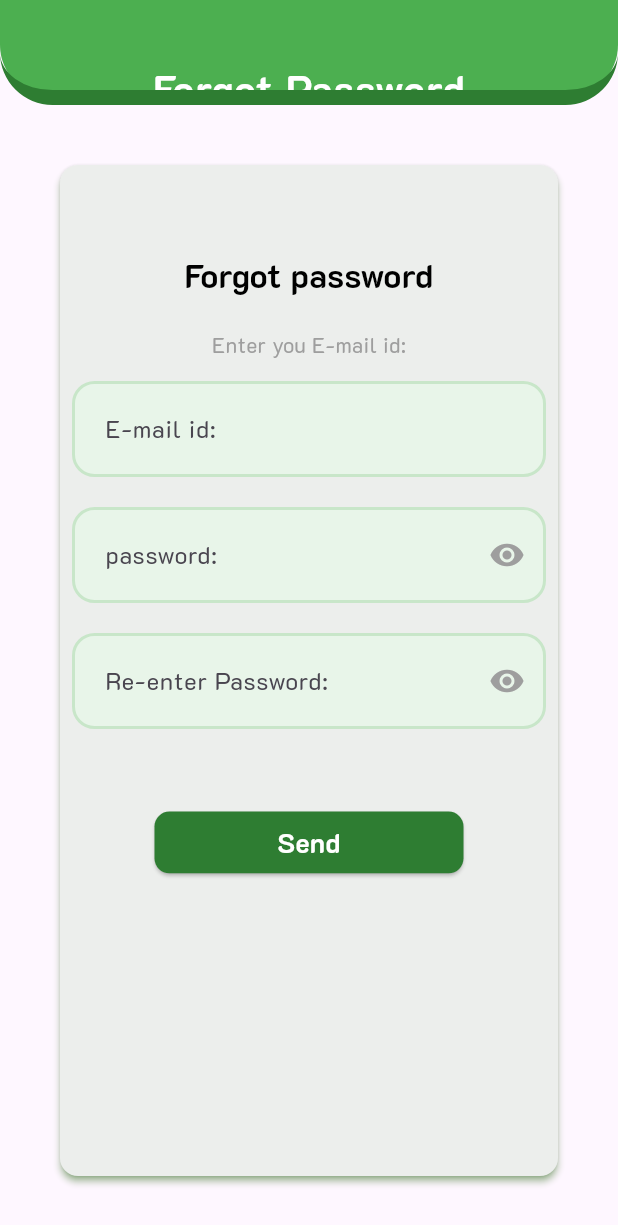
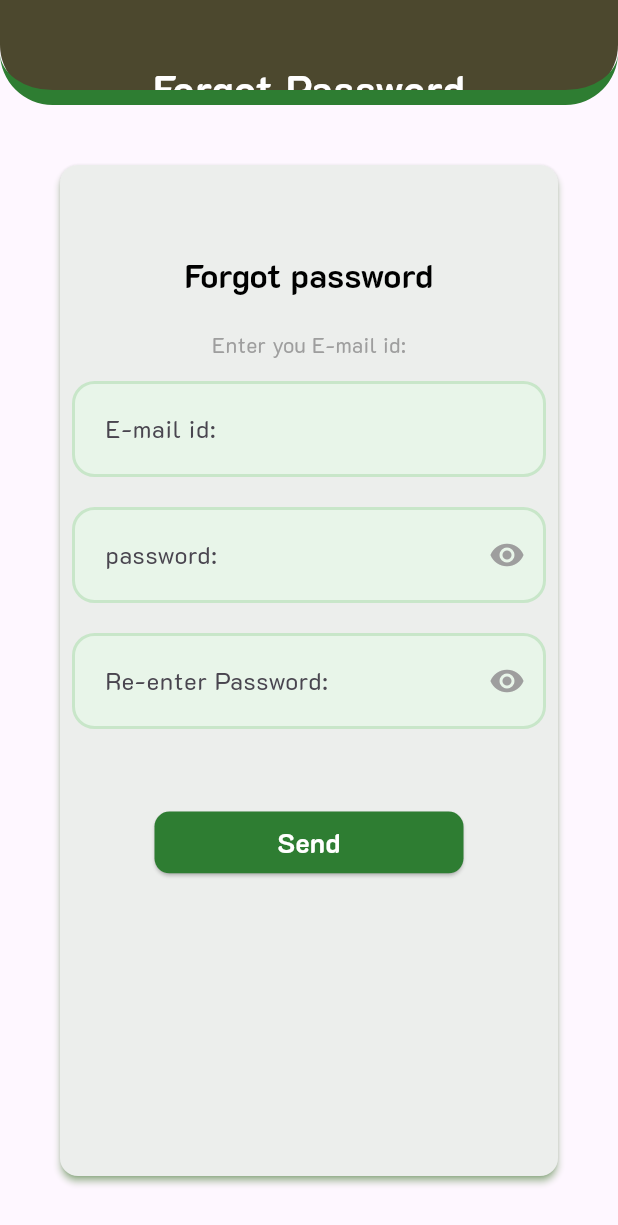
Before and after one commit to musthafamullath/Fork-Plate, a Flutter app: the screen it shows after launch, after a tap on "Skip", after a tap on "Forgot password?", on a phone screen of 412 x 824 dp. Shown: the top 1225 px of the screen. Run offline on Flutter 3.47's test engine with Material 3 defaults, Android fonts, the phone set to English and light mode, and no system bars; our stand-ins replace animate_do, bloc, carousel_slider, dio, dotted_border, flutter_bloc and 4 more; missing offline and left inert: order_tracker_zen, razorpay_flutter; network calls fail.

Commit message:
color change

```diff
--- a/lib/utils/constants.dart
+++ b/lib/utils/constants.dart
@@ -15,14 +15,18 @@ const divider1g = Divider(thickness: 1, color: Colors.grey);
 const divider2 = Divider(thickness: 2, color: Colors.grey);
 const divider5 = Divider(thickness: 5, color: Colors.black);
 
-
 final Color greenPointWithblue = Colors.green.withBlue(300);
 final Color greenPointShade800 = Colors.green.shade800;
 
 const Color red = Colors.red;
 const Color amber = Colors.amber;
 const Color orange = Colors.orange;
-const Color green = Colors.green;
+const Color kGreen = Colors.green;
+
+
+const Color darkOliveGreen = Color(0xFF4C482E);
+
+
 const Color white = Colors.white;
 const Color black = Colors.black;
 const Color grey = Colors.grey;
--- a/lib/view/screen/add_address/screen_add_address.dart
+++ b/lib/view/screen/add_address/screen_add_address.dart
@@ -180,11 +180,11 @@ class _ScreenAddAddressState extends State<ScreenAddAddress> {
                         context.read<AddressBloc>().add(AddAddressEvent(
                             address: addresss, context: context));
                             Navigator.of(context).pop();
-                            showSnack(context, green, "New Address added");
+                            showSnack(context, kGreen, "New Address added");
                       } else {
                         context.read<AddressBloc>().add(UpdateAddressEvent(
                             address: addresss, context: context));
-                            showSnack(context, green, "New Address not added");
+                            showSnack(context, kGreen, "New Address not added");
                             Navigator.of(context).pop();
                       }
                     }
--- a/lib/view/screen/cart/screen_cart.dart
+++ b/lib/view/screen/cart/screen_cart.dart
@@ -66,11 +66,11 @@ class ScreenCart extends StatelessWidget {
                                     listener: (context, state) {
                                       if (state is AddToCartState) {
                                         showSnack(
-                                            context, green, "Added To Cart");
+                                            context, kGreen, "Added To Cart");
                                       } else if (state
                                           is GetAllCartItemsFaildState) {
                                         showSnack(
-                                            context, green, "Added To Faild");
+                                            context, kGreen, "Added To Faild");
                                       } else {}
                                     },
                                     builder: (context, state) {
@@ -137,7 +137,7 @@ class ScreenCart extends StatelessWidget {
                                                         children: [
                                                           Container(
                                                             decoration: BoxDecoration(
-                                                                color: green
+                                                                color: darkOliveGreen
                                                                     .withOpacity(
                                                                         0.1),
                                                                 borderRadius: const BorderRadius
--- a/lib/view/screen/category/widgets/dish_container.dart
+++ b/lib/view/screen/category/widgets/dish_container.dart
@@ -22,7 +22,7 @@ class DishContainer extends StatelessWidget {
       // height: height * .275,
       decoration: BoxDecoration(
         borderRadius: BorderRadius.circular(10),
-        border: Border.all(width: 1, color: green),
+        border: Border.all(width: 1, color: darkOliveGreen),
       ),
       child: Column(
         children: [
@@ -32,7 +32,7 @@ class DishContainer extends StatelessWidget {
                 height: height * .15,
                 decoration: BoxDecoration(
                   borderRadius: BorderRadius.circular(10),
-                  border: Border.all(width: 1, color: green),
+                  border: Border.all(width: 1, color: darkOliveGreen),
                   image: DecorationImage(
                     image: dish.imageUrl == ''
                         ? const AssetImage('assets/images/categories/dish.jpg')
--- a/lib/view/screen/checkout/screen_check_out.dart
+++ b/lib/view/screen/checkout/screen_check_out.dart
@@ -138,7 +138,7 @@ class ScreenCheckout extends StatelessWidget {
             BlocConsumer<PaymentBloc, PaymentState>(
               listener: (context, state) {
                 if (state is CheckOutSuccessState) {
-                  showSnack(context, green, 'Order Placed Successfully');
+                  showSnack(context, kGreen, 'Order Placed Successfully');
                 }
               },
               builder: (context, state) {
--- a/lib/view/screen/dish_detatils/widget/Restaurant_banner.dart
+++ b/lib/view/screen/dish_detatils/widget/Restaurant_banner.dart
@@ -18,7 +18,7 @@ class RestaurantBanner extends StatelessWidget {
       children: [
         CircleAvatar(
           radius: 32,
-          backgroundColor: green,
+          backgroundColor: darkOliveGreen,
           child: CircleAvatar(
             radius: 30,
             backgroundColor: white,
--- a/lib/view/screen/dish_detatils/widget/add_to_cart.dart
+++ b/lib/view/screen/dish_detatils/widget/add_to_cart.dart
@@ -30,7 +30,7 @@ class AddToCartButton extends StatelessWidget {
           child: BlocListener<CartBloc, CartState>(
             listener: (context, state) {
               if(state is AddToCartState){
-                showSnack(context, green, "Added To Cart");
+                showSnack(context, kGreen, "Added To Cart");
               }
             },
             child: ElevatedButton.icon(
@@ -49,7 +49,7 @@ class AddToCartButton extends StatelessWidget {
                 style: bigBoldWhite,
               ),
               style: ElevatedButton.styleFrom(
-                backgroundColor: green,
+                backgroundColor: darkOliveGreen,
                 shape: RoundedRectangleBorder(
                     borderRadius: BorderRadius.circular(25)),
               ),
--- a/lib/view/screen/dish_detatils/widget/favorites_button.dart
+++ b/lib/view/screen/dish_detatils/widget/favorites_button.dart
@@ -15,7 +15,7 @@ class FavoritesButton extends StatelessWidget {
       listener: (context, state) {
 
        if(state is AddTofavorite){
-        showSnack(context, green, "Added To Favarite");
+        showSnack(context, kGreen, "Added To Favarite");
        }else{}
       },
       builder: (context, state) {
@@ -25,7 +25,7 @@ class FavoritesButton extends StatelessWidget {
           child: CircleAvatar(
             backgroundColor: dishIds.contains(dish.dishId)
             ?
-            green
+            darkOliveGreen
             :
             white,
             radius: 30,
@@ -46,7 +46,7 @@ class FavoritesButton extends StatelessWidget {
                 ?
                 white
                 :
-                green,
+                darkOliveGreen,
               ),
             ),
           ),
--- a/lib/view/screen/favorites/favorites.dart
+++ b/lib/view/screen/favorites/favorites.dart
@@ -57,7 +57,7 @@ class ScreenFavorites extends StatelessWidget {
                           decoration: BoxDecoration(
                             // color: Colors.amber,
                             borderRadius: BorderRadius.circular(10),
-                            border: Border.all(width: .5, color: green),
+                            border: Border.all(width: .5, color: darkOliveGreen),
                           ),
                           child: Column(
                             children: [
@@ -66,7 +66,7 @@ class ScreenFavorites extends StatelessWidget {
                                 decoration: BoxDecoration(
                                     borderRadius: BorderRadius.circular(10),
                                     border: Border.all(
-                                        width: .5, color: green),
+                                        width: .5, color: darkOliveGreen),
                                     image: DecorationImage(
                                         image: NetworkImage(
                                             state.dishes[index].imageUrl),
--- a/lib/view/screen/home/widgets/header.dart
+++ b/lib/view/screen/home/widgets/header.dart
@@ -20,7 +20,7 @@ class Header extends StatelessWidget {
       builder: (context, state) {
         return Container(
           decoration: BoxDecoration(
-              color: green,
+              color: darkOliveGreen,
               border: BorderDirectional(
                 bottom: BorderSide(
                   color: greenPointShade800,
--- a/lib/view/screen/otp/screen_otp.dart
+++ b/lib/view/screen/otp/screen_otp.dart
@@ -121,7 +121,7 @@ class _ScreenOTPState extends State<ScreenOTP> {
 
                       if (value) {
 
-                        showSnack(context, green, 'Account created successfully');
+                        showSnack(context, kGreen, 'Account created successfully');
 
                         Navigator.of(context).pushReplacement(MaterialPageRoute(
                           builder: (context) => ScreenMainPage(),
--- a/lib/view/screen/restaurants/screen_restaurant.dart
+++ b/lib/view/screen/restaurants/screen_restaurant.dart
@@ -79,7 +79,7 @@ class ScreenRestaurants extends StatelessWidget {
                                             blurRadius: 5,
                                             spreadRadius: 1,
                                             blurStyle: BlurStyle.outer,
-                                            color: green,
+                                            color: darkOliveGreen,
                                           )
                                         ]),
                                     child: Padding(
@@ -130,7 +130,7 @@ class ScreenRestaurants extends StatelessWidget {
                                                         decoration: BoxDecoration(
                                                           border: Border.all(
                                                               width: 2,
-                                                              color: green.withOpacity(0.9)),
+                                                              color: darkOliveGreen.withOpacity(0.9)),
                                                           shape: BoxShape.circle,
                                                         ),
                                                         child: CircleAvatar(
--- a/lib/view/screen/signup_login/widgets/screen_login_page.dart
+++ b/lib/view/screen/signup_login/widgets/screen_login_page.dart
@@ -33,8 +33,8 @@ class _ScreenLoginPageState extends State<ScreenLoginPage> {
         child: Card(
           elevation: 2,
           margin: const EdgeInsets.all(20),
-          shadowColor: greenPointWithblue,
-          surfaceTintColor: greenPointWithblue,
+          shadowColor: darkOliveGreen,
+          surfaceTintColor: darkOliveGreen,
           child: Container(
             margin: const EdgeInsets.all(20),
             child: Column(
@@ -117,7 +117,7 @@ class _ScreenLoginPageState extends State<ScreenLoginPage> {
                                 .pushReplacement(MaterialPageRoute(
                               builder: (context) => ScreenMainPage(),
                             ));
-                            showSnack(context, green,
+                            showSnack(context, kGreen,
                                 "successfully signed up");
                           } else if (state is SellerLoginFailedInvalidFields) {
                             showSnack(context, amber,
--- a/lib/view/screen/signup_login/widgets/screen_signup_page.dart
+++ b/lib/view/screen/signup_login/widgets/screen_signup_page.dart
@@ -171,7 +171,7 @@ class _ScreenRegisterPageState extends State<ScreenRegisterPage> {
                                 .pushReplacement(MaterialPageRoute(
                               builder: (context) => const ScreenOTP(),
                             ));
-                            showSnack(context, green, "verify otp to see home");
+                            showSnack(context, kGreen, "verify otp to see home");
                           } else if (state is FailedInvalidfields) {
                             showSnack(context, amber, "failed. invalid fields");
                           } else if (state is FailedToSignupUser) {
--- a/lib/view/screen/splash/widgets/splash_componense.dart
+++ b/lib/view/screen/splash/widgets/splash_componense.dart
@@ -11,14 +11,18 @@ class SplashComponeses extends StatelessWidget {
     return const Center(
       child: SingleChildScrollView(
         child: Column(
+          children: [
+            kHight100,
+            kHight100,
+            kHight100,
+            kHight100,
+            Row(
               mainAxisAlignment: MainAxisAlignment.center,
               crossAxisAlignment: CrossAxisAlignment.center,
               children: [
-            Text.rich(
+                Text.rich(TextSpan(children: [
                   TextSpan(
-                children: [
-                  TextSpan(
-                    text: 'FOODIE ',
+                    text: 'Sorry,',
                     style: TextStyle(
                       fontSize: 50,
                       color: black,
@@ -26,14 +30,32 @@ class SplashComponeses extends StatelessWidget {
                     ),
                   ),
                   TextSpan(
-                    text: 'FLY',
+                    children: [
+                      TextSpan(
+                        text: 'I’m',
                         style: TextStyle(
-                      fontSize: 50,
-                      color: white,
+                          fontSize: 25,
+                          color: black,
                           fontWeight: FontWeight.bold,
                         ),
                       ),
                     ],
+                  ),
+                ]))
+              ],
+            ),
+            Text.rich(
+              TextSpan(
+                text: 'P(late)',
+                style: TextStyle(
+                  backgroundColor: black,
+                  decoration: TextDecoration.underline,
+                  decorationColor: darkOliveGreen,
+                  decorationStyle: TextDecorationStyle.wavy,
+                  fontSize: 50,
+                  color: darkOliveGreen,
+                  fontWeight: FontWeight.bold,
+                ),
               ),
             ),
           ],
--- a/lib/view/widgets/class_widgets/app_bar_widget.dart
+++ b/lib/view/widgets/class_widgets/app_bar_widget.dart
@@ -9,7 +9,7 @@ class AppBarWidget extends StatelessWidget {
   Widget build(BuildContext context) {
     return Container(
       decoration: BoxDecoration(
-          color: green,
+          color: darkOliveGreen,
           border: BorderDirectional(
             bottom: BorderSide(
               color: greenPointShade800,
```
Also changed, not shown: lib/main.dart (+15 -15 lines), lib/view/screen/profile/screen_profile.dart (+4 -4 lines), 1 other file. Lines whose indentation alone changed are shown as unchanged.
